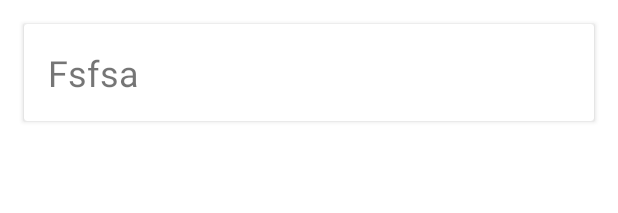
After one commit to temerk1n/Gamering, an Android app: the layout match_item.xml on its own in the app's theme, with its tools: preview values and no code run, on a phone screen of 412 x 824 dp. The commit adds this screen. Shown: the top 213 px of the screen. Run offline under Robolectric (Android 15) with nearby library versions, the phone set to English and light mode, and no system bars.

Commit message:
Added MatchAdapter.kt

```diff
--- a/app/src/main/res/layout/fragment_main.xml
+++ b/app/src/main/res/layout/fragment_main.xml
@@ -11,7 +11,7 @@
         android:layout_height="match_parent"
         android:id="@+id/match_container"
         app:layoutManager="androidx.recyclerview.widget.LinearLayoutManager"
-
+        tools:listitem="@layout/match_item"
         />
 
     <ProgressBar
--- /dev/null
+++ b/app/src/main/res/layout/match_item.xml
@@ -0,0 +1,29 @@
+<?xml version="1.0" encoding="utf-8"?>
+<LinearLayout xmlns:android="http://schemas.android.com/apk/res/android"
+    android:layout_width="match_parent"
+    android:layout_height="match_parent"
+    xmlns:tools="http://schemas.android.com/tools">
+
+    <androidx.cardview.widget.CardView
+        android:layout_width="match_parent"
+        android:layout_height="wrap_content"
+        android:layout_margin="16dp">
+
+        <LinearLayout
+            android:layout_width="match_parent"
+            android:layout_height="match_parent"
+            android:orientation="vertical"
+            android:layout_margin="16dp">
+
+            <TextView
+                android:layout_width="match_parent"
+                android:layout_height="wrap_content"
+                android:id="@+id/begin_at"
+                android:ellipsize="end"
+                android:textSize="24sp"
+                tools:text="Fsfsa"/>
+
+        </LinearLayout>
+    </androidx.cardview.widget.CardView>
+
+</LinearLayout>
```
Also changed, not shown: app/src/main/java/com/example/sch/ui/MatchAdapter.kt (+22 -5 lines).
